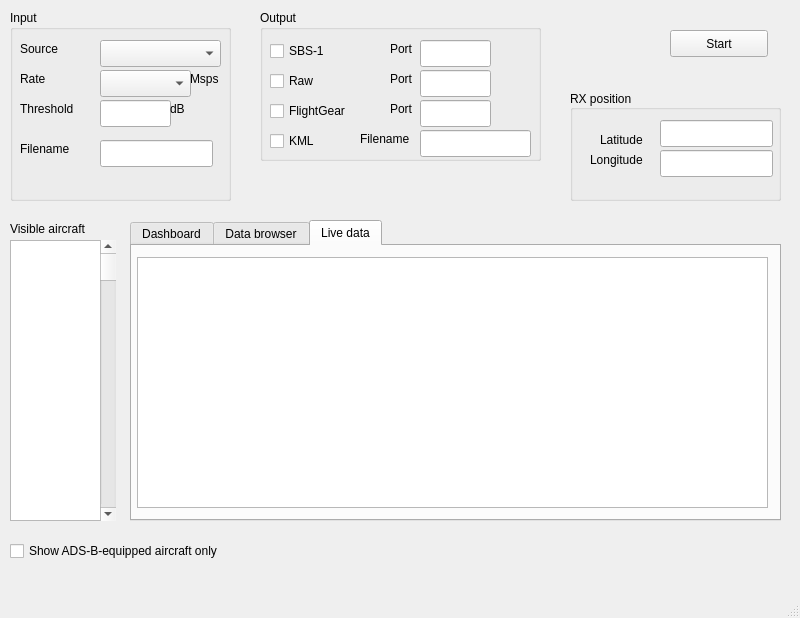
Qt form res/modes_rx.ui (bistromath/gr-air-modes) before a commit.
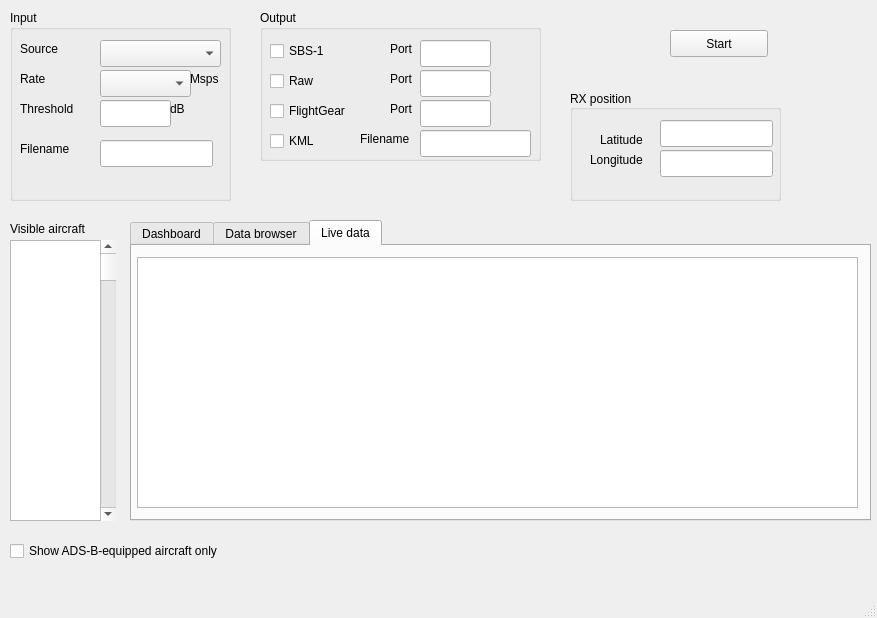
The same form after that commit. The open tabs and pages were chosen to show the change.

Patch:
```diff
--- a/res/modes_rx.ui
+++ b/res/modes_rx.ui
@@ -6,7 +6,7 @@
    <rect>
     <x>0</x>
     <y>0</y>
-    <width>800</width>
+    <width>877</width>
     <height>618</height>
    </rect>
   </property>
@@ -419,7 +419,7 @@
      <rect>
       <x>130</x>
       <y>220</y>
-      <width>651</width>
+      <width>741</width>
       <height>301</height>
      </rect>
     </property>
@@ -721,7 +721,7 @@
        <rect>
         <x>5</x>
         <y>11</y>
-        <width>631</width>
+        <width>721</width>
         <height>251</height>
        </rect>
       </property>
```
Left out of the diff: 4 changed lines with no effect on the pictures.
